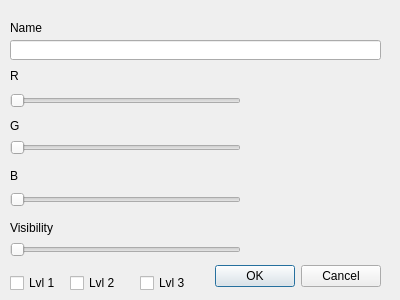
Before: the Qt Designer form VTKproject/optiondialog.ui in ryderjbt/2023_GROUP_28_STL_VR_Project, drawn with Qt 5.
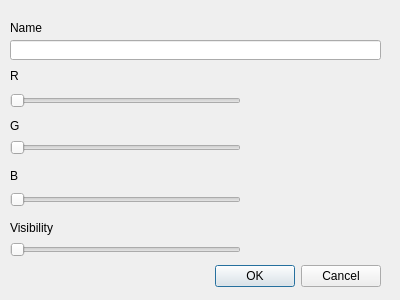
After: the same form once the commit is applied.

Commit message: Altered UI, added lighting and attempted to add stopVR button

```diff
--- a/VTKproject/optiondialog.ui
+++ b/VTKproject/optiondialog.ui
@@ -169,45 +169,6 @@
     <string>Visibility</string>
    </property>
   </widget>
-  <widget class="QCheckBox" name="checkBox">
-   <property name="geometry">
-    <rect>
-     <x>10</x>
-     <y>270</y>
-     <width>93</width>
-     <height>26</height>
-    </rect>
-   </property>
-   <property name="text">
-    <string>Lvl 1</string>
-   </property>
-  </widget>
-  <widget class="QCheckBox" name="checkBox_2">
-   <property name="geometry">
-    <rect>
-     <x>70</x>
-     <y>270</y>
-     <width>93</width>
-     <height>26</height>
-    </rect>
-   </property>
-   <property name="text">
-    <string>Lvl 2</string>
-   </property>
-  </widget>
-  <widget class="QCheckBox" name="checkBox_3">
-   <property name="geometry">
-    <rect>
-     <x>140</x>
-     <y>270</y>
-     <width>93</width>
-     <height>26</height>
-    </rect>
-   </property>
-   <property name="text">
-    <string>Lvl 3</string>
-   </property>
-  </widget>
  </widget>
  <resources/>
  <connections>
```
The commit also changes 5 other files.
